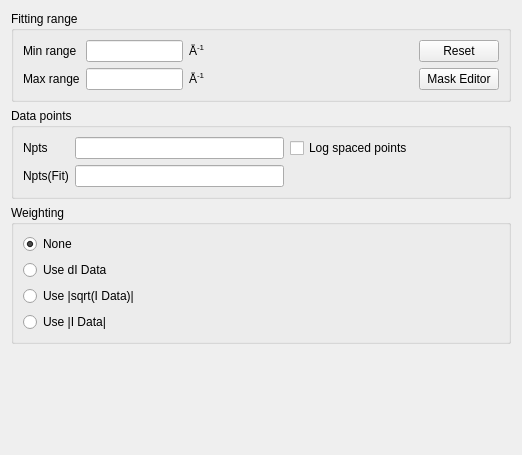
SasView/sasview, file src/sas/qtgui/Perspectives/Fitting/UI/OptionsWidgetUI.ui: the form before one commit.
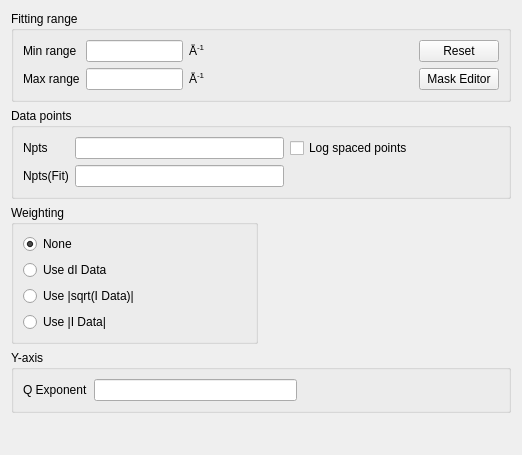
The form after the commit.

Commit message: Adding the IQ option to the fitting tab

What changed in the file:
```diff
--- a/src/sas/qtgui/Perspectives/Fitting/UI/OptionsWidgetUI.ui
+++ b/src/sas/qtgui/Perspectives/Fitting/UI/OptionsWidgetUI.ui
@@ -13,8 +13,8 @@
   <property name="windowTitle">
    <string>Fit Options</string>
   </property>
-  <layout class="QGridLayout" name="gridLayout_23">
-   <item row="0" column="0">
+  <layout class="QGridLayout" name="gridLayout_2">
+   <item row="0" column="0" colspan="2">
     <widget class="QGroupBox" name="groupBox_4">
      <property name="title">
       <string>Fitting range</string>
@@ -111,7 +111,7 @@
      </layout>
     </widget>
    </item>
-   <item row="1" column="0">
+   <item row="1" column="0" colspan="2">
     <widget class="QGroupBox" name="groupBox_5">
      <property name="title">
       <string>Data points</string>
@@ -222,7 +222,43 @@
      </layout>
     </widget>
    </item>
-   <item row="3" column="0">
+   <item row="3" column="0" colspan="2">
+    <widget class="QGroupBox" name="groupBox">
+     <property name="title">
+      <string>Y-axis</string>
+     </property>
+     <layout class="QGridLayout" name="gridLayout">
+      <item row="0" column="0">
+       <layout class="QHBoxLayout" name="horizontalLayout">
+        <item>
+         <widget class="QLabel" name="label">
+          <property name="text">
+           <string>Q Exponent</string>
+          </property>
+         </widget>
+        </item>
+        <item>
+         <widget class="QLineEdit" name="txtIntensityExponent"/>
+        </item>
+        <item>
+         <spacer name="horizontalSpacer">
+          <property name="orientation">
+           <enum>Qt::Horizontal</enum>
+          </property>
+          <property name="sizeHint" stdset="0">
+           <size>
+            <width>40</width>
+            <height>20</height>
+           </size>
+          </property>
+         </spacer>
+        </item>
+       </layout>
+      </item>
+     </layout>
+    </widget>
+   </item>
+   <item row="4" column="1">
     <spacer name="verticalSpacer">
      <property name="orientation">
       <enum>Qt::Vertical</enum>
@@ -230,7 +266,7 @@
      <property name="sizeHint" stdset="0">
       <size>
        <width>20</width>
-       <height>312</height>
+       <height>68</height>
       </size>
      </property>
     </spacer>
```
The commit also changes 4 other files.
